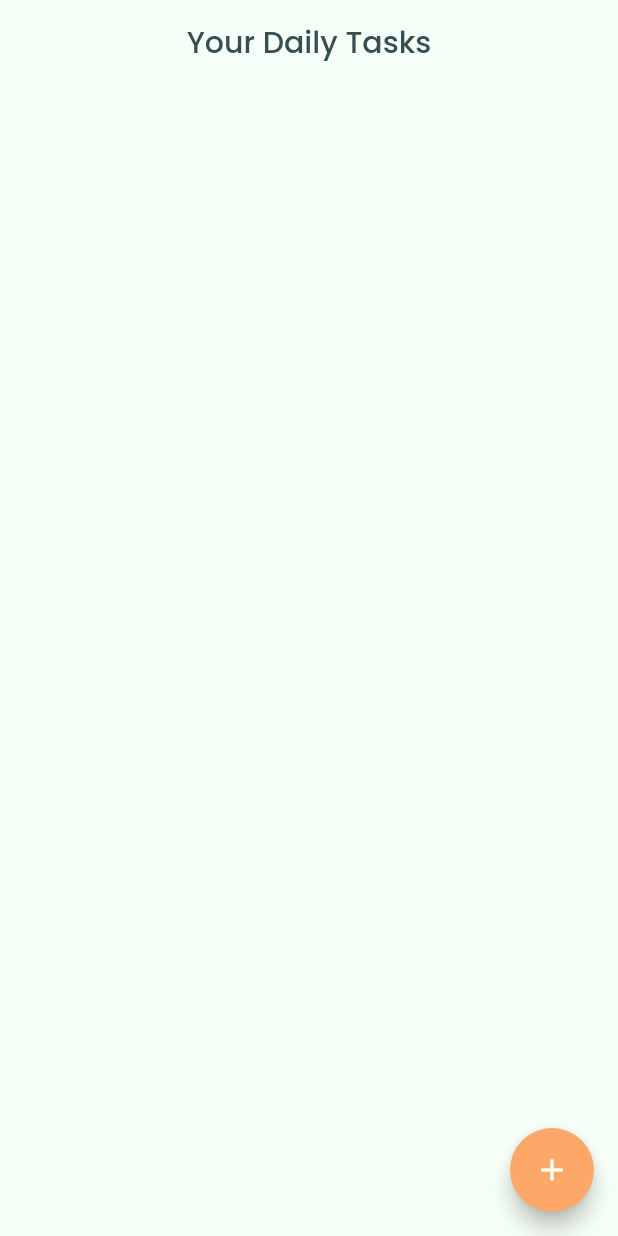
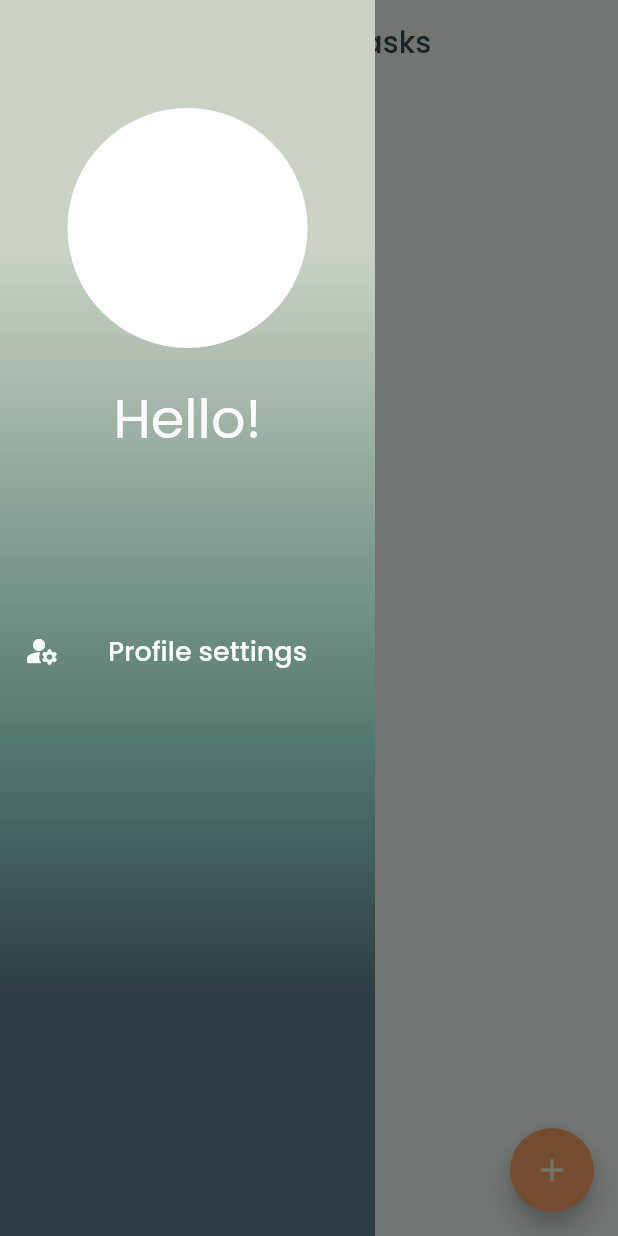
Before and after one commit to ninagebalska/what_to_do_app, a Flutter app: the screen it shows once a user with an empty profile is signed in, with the side drawer open (before the commit the screen has no drawer), on a phone screen of 412 x 824 dp. Run offline on Flutter 3.47's test engine with Material 2 defaults, Android fonts, the phone set to English and light mode, and no system bars; our stand-ins replace bloc, cloud_firestore, firebase_auth, firebase_core, flutter_bloc, google_fonts; missing offline and left inert: firebase_ui_auth; accounts and stored records are empty.

Commit message:
Add drawer to HomePage

```diff
--- /dev/null
+++ b/lib/features/drawer/drawer.dart
@@ -0,0 +1,75 @@
+import 'package:flutter/material.dart';
+import 'package:google_fonts/google_fonts.dart';
+
+class NavigationDrawer extends StatelessWidget {
+  const NavigationDrawer({super.key});
+
+  @override
+  Widget build(BuildContext context) {
+    return Container(
+        width: 250,
+        decoration: const BoxDecoration(
+          gradient: LinearGradient(
+            begin: Alignment.topCenter,
+            end: Alignment.bottomCenter,
+            stops: [
+              0.2,
+              0.6,
+              0.8,
+            ],
+            colors: [
+              Color(0xffCAD2C5),
+              Color(0xff52796F),
+              Color(0xFF2F3E46),
+            ],
+          ),
+        ),
+        child: Padding(
+          padding: const EdgeInsets.symmetric(vertical: 72.0),
+          child: Column(
+            children: [
+              const CircleAvatar(
+                radius: 80,
+                backgroundColor: Colors.white,
+              ),
+              const SizedBox(height: 20),
+              Text(
+                'Hello!',
+                style: GoogleFonts.poppins(
+                  fontSize: 36,
+                  color: const Color(0xFFfbfbfb),
+                ),
+              ),
+              const SizedBox(height: 100),
+              // ListTile(
+              //   leading: const Icon(
+              //     Icons.calendar_month_rounded,
+              //     color: Color(0xFFfbfbfb),
+              //   ),
+              //   title: Text(
+              //     'Calendar',
+              //     style: GoogleFonts.poppins(
+              //       fontSize: 18,
+              //       color: const Color(0xFFfbfbfb),
+              //     ),
+              //   ),
+              // ),
+              ListTile(
+                leading: const Icon(
+                  Icons.manage_accounts_rounded,
+                  color: Color(0xFFfbfbfb),
+                ),
+                title: Text(
+                  'Profile settings',
+                  style: GoogleFonts.poppins(
+                    fontSize: 18,
+                    color: const Color(0xFFfbfbfb),
+                  ),
+                ),
+                onTap: () => UserProfile(),
+              ),
+            ],
+          ),
+        ));
+  }
+}
--- a/lib/features/home/page/home_page.dart
+++ b/lib/features/home/page/home_page.dart
@@ -5,6 +5,7 @@ import 'package:what_to_do_app/data/event_db.dart';
 import 'package:what_to_do_app/domain/model/event_model.dart';
 
 import 'package:what_to_do_app/features/add/add_dialog/add_task.dart';
+import 'package:what_to_do_app/features/drawer/drawer.dart';
 import 'package:what_to_do_app/features/home/cubit/home_cubit.dart';
 
 class HomePage extends StatelessWidget {
@@ -25,6 +26,7 @@ class HomePage extends StatelessWidget {
         ),
         backgroundColor: Colors.transparent,
       ),
+      drawer: const NavigationDrawer(),
       body: const _HomePageBody(),
       floatingActionButton: FloatingActionButton(
         backgroundColor: const Color(0xFFFDA769),
```
